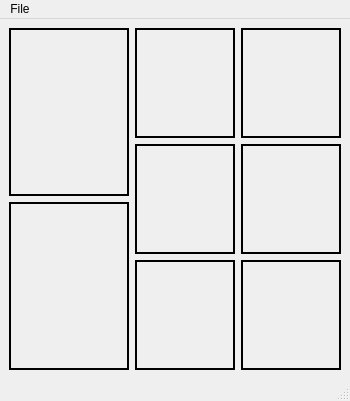
The window that forms/main_window.ui (lsst-sitcom/spot_motion_monitor) describes before a commit, drawn with Qt 5.
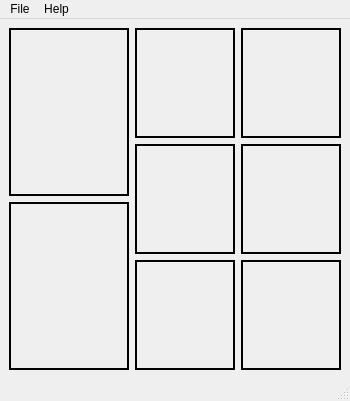
The same window after the commit.

Commit message: Adding about dialog.

Patch:
```diff
--- a/forms/main_window.ui
+++ b/forms/main_window.ui
@@ -175,7 +175,14 @@
     </property>
     <addaction name="actionExit"/>
    </widget>
+   <widget class="QMenu" name="menuHelp">
+    <property name="title">
+     <string>Help</string>
+    </property>
+    <addaction name="actionAbout"/>
+   </widget>
    <addaction name="menuFile"/>
+   <addaction name="menuHelp"/>
   </widget>
   <widget class="QStatusBar" name="statusbar"/>
   <action name="actionExit">
```
Left out of the diff: 5 changed lines with no effect on the pictures. The commit also changes 2 other files.
